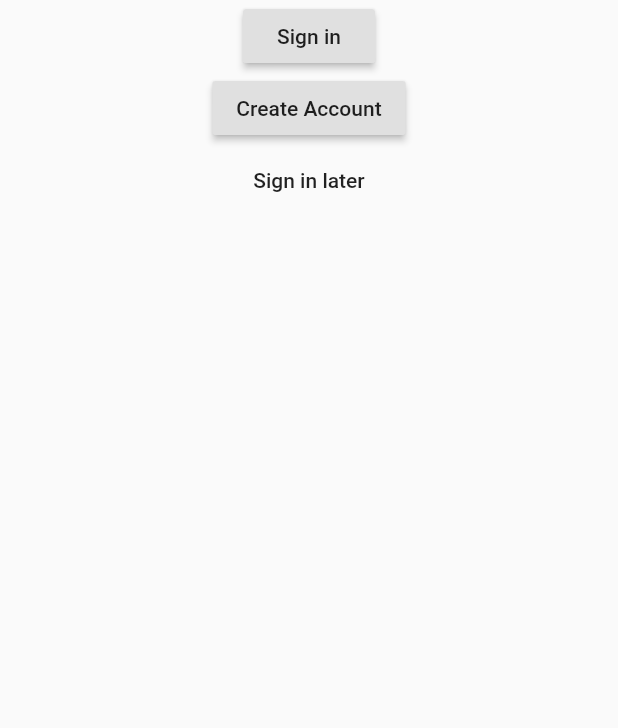
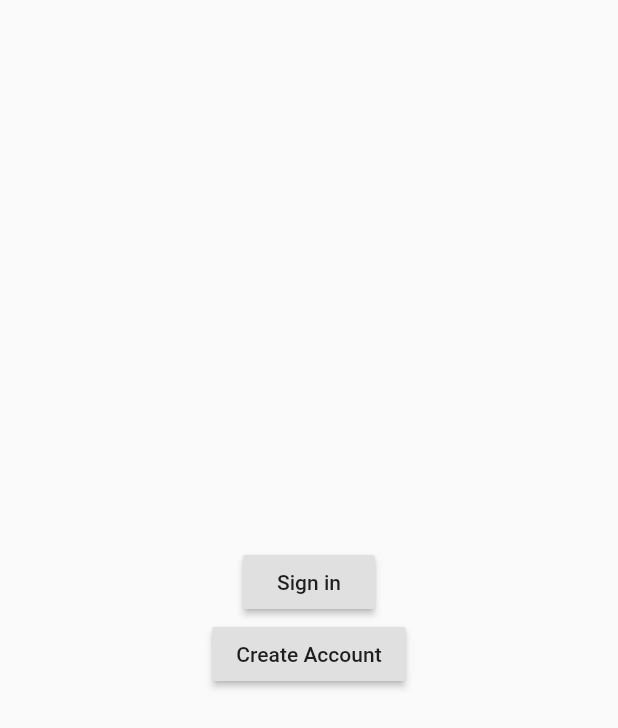
Before and after one commit to Preston12321/macathon-project, a Flutter app: the screen it shows after launch, on a phone screen of 412 x 824 dp. Shown: the top 728 px of the screen. Run offline on Flutter 3.47's test engine with Material 2 defaults, Android fonts, the phone set to English and light mode, and no system bars; our stand-ins replace bloc, firebase_auth, flutter_bloc; accounts and stored records are empty.

Commit message:
I centered shit!

```diff
--- a/lib/ui/auth_page.dart
+++ b/lib/ui/auth_page.dart
@@ -41,6 +41,8 @@ class _AuthPageState extends State<AuthPage> {
 
   Widget _buildAuthChooser() {
     return Column(
+      mainAxisAlignment: MainAxisAlignment.center,
+      crossAxisAlignment: CrossAxisAlignment.center,
       children: <Widget>[
         RaisedButton(
           child: Text("Sign in"),
@@ -56,13 +58,6 @@ class _AuthPageState extends State<AuthPage> {
             setState(() {
               _currentForm = 2;
             });
-          },
-        ),
-        FlatButton(
-          child: Text("Sign in later"),
-          onPressed: () {
-            BlocProvider.of<AuthBloc>(context)
-                .dispatch(AnonymousAuthRequested());
           },
         ),
       ],
```
